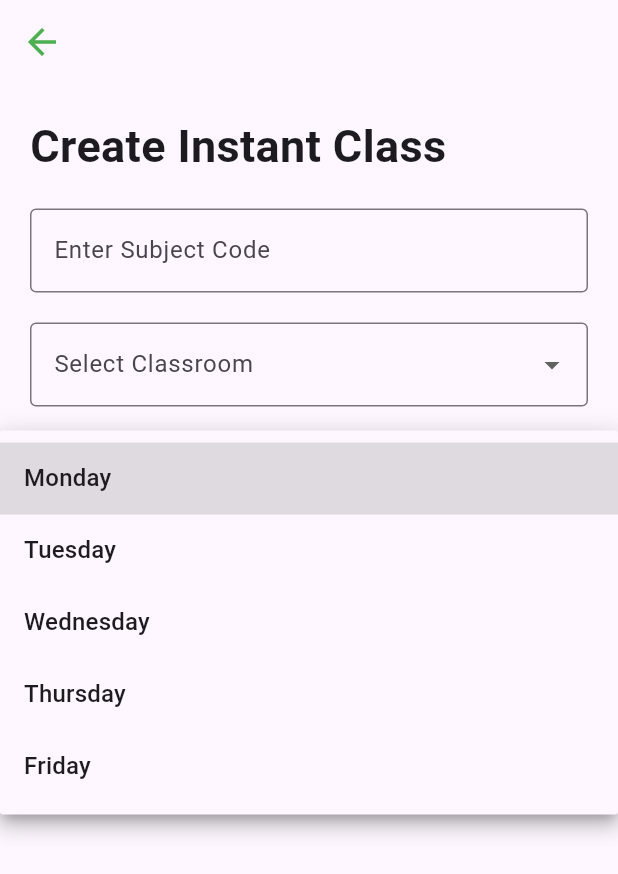
After one commit to HackSlashNITP/AMS, a Flutter app: the InstantClassCreation screen opened directly, after a tap on "Select Day", on a phone screen of 412 x 824 dp. The commit adds this screen. Shown: the top 874 px of the screen. Run offline on Flutter 3.47's test engine with Material 3 defaults, Android fonts, the phone set to English and light mode, and no system bars; our stand-ins replace google_fonts, google_nav_bar.

Commit message:
created instant_class.dart page

```diff
--- a/ams_flutter/lib/core/constants/app_string.dart
+++ b/ams_flutter/lib/core/constants/app_string.dart
@@ -26,3 +26,10 @@ const String EMAIL = "Email";
 const String PHONE = "Phone";
 const String ROLL = "Roll";
 const String ENROLLMENT = "Enrollment No";
+
+//for create_instant_class
+const String CREATE_INSTANT_CLASS = "Create Instant Class";
+const String ENTER_SUB_CODE = "Enter Subject Code";
+const String CLASSROOM = "Select Classroom";
+const String DAY = "Select Day";
+const String SELECT_TIME = "Select Time";
--- a/ams_flutter/lib/core/constants/dummy_models.dart
+++ b/ams_flutter/lib/core/constants/dummy_models.dart
@@ -7,4 +7,22 @@ class AppInfo {
     {'title': 'Designation', 'value': 'Teacher'},
     {'title': 'Social Media', 'value': 'https://www.instagram.com'},
   ];
+  static List<String> classrooms = [
+    'Classroom A',
+    'Classroom B',
+    'Classroom C'
+  ];
+  static List<String> days = [
+    'Monday',
+    'Tuesday',
+    'Wednesday',
+    'Thursday',
+    'Friday'
+  ];
+  static List<String> times = [
+    '8:00 AM - 9:00 AM',
+    '10:00 AM - 11:00 AM',
+    '1:00 PM - 2:00 PM',
+    '3:00 PM - 4:00 PM'
+  ];
 }
--- /dev/null
+++ b/ams_flutter/lib/features/onboarding/presentation/pages/instant_class.dart
@@ -0,0 +1,133 @@
+import 'package:ams_flutter/core/constants/app_colors.dart';
+import 'package:ams_flutter/core/constants/app_string.dart';
+import 'package:ams_flutter/core/constants/dummy_models.dart';
+import 'package:flutter/material.dart';
+
+class InstantClassCreation extends StatefulWidget {
+  @override
+  _InstantClassCreationState createState() => _InstantClassCreationState();
+}
+
+class _InstantClassCreationState extends State<InstantClassCreation> {
+  String? _selectedClassroom;
+  String? _selectedDay;
+  String? _selectedTime;
+
+  @override
+  Widget build(BuildContext context) {
+    return Scaffold(
+      appBar: AppBar(
+        leading: IconButton(
+          icon: Icon(
+            Icons.arrow_back,
+            size: 28,
+            color: AppColors.tabBackgroundColor,
+          ),
+          onPressed: () {},
+        ),
+      ),
+      body: SingleChildScrollView(
+        child: Padding(
+          padding: const EdgeInsets.all(20.0),
+          child: Column(
+            crossAxisAlignment: CrossAxisAlignment.start,
+            children: [
+              Text(
+                CREATE_INSTANT_CLASS,
+                style: TextStyle(
+                  fontSize: 30.0,
+                  fontWeight: FontWeight.bold,
+                ),
+              ),
+              SizedBox(height: 20.0),
+              TextField(
+                decoration: InputDecoration(
+                  labelText: ENTER_SUB_CODE,
+                  border: OutlineInputBorder(),
+                ),
+              ),
+              SizedBox(height: 20.0),
+              DropdownButtonFormField<String>(
+                value: _selectedClassroom,
+                items: AppInfo.classrooms.map((classroom) {
+                  return DropdownMenuItem<String>(
+                    value: classroom,
+                    child: Text(classroom),
+                  );
+                }).toList(),
+                onChanged: (newValue) {
+                  setState(() {
+                    _selectedClassroom = newValue!;
+                  });
+                },
+                decoration: InputDecoration(
+                  labelText: CLASSROOM,
+                  border: OutlineInputBorder(),
+                ),
+              ),
+              SizedBox(height: 20.0),
+              DropdownButtonFormField<String>(
+                value: _selectedDay,
+                items: AppInfo.days.map((day) {
+                  return DropdownMenuItem<String>(
+                    value: day,
+                    child: Text(day),
+                  );
+                }).toList(),
+                onChanged: (newValue) {
+                  setState(() {
+                    _selectedDay = newValue!;
+                  });
+                },
+                decoration: InputDecoration(
+                  labelText: DAY,
+                  border: OutlineInputBorder(),
+                ),
+              ),
+              SizedBox(height: 20.0),
+              DropdownButtonFormField<String>(
+                value: _selectedTime,
+                items: AppInfo.times.map((time) {
+                  return DropdownMenuItem<String>(
+                    value: time,
+                    child: Text(time),
+                  );
+                }).toList(),
+                onChanged: (newValue) {
+                  setState(() {
+                    _selectedTime = newValue!;
+                  });
+                },
+                decoration: InputDecoration(
+                  labelText: SELECT_TIME,
+                  border: OutlineInputBorder(),
+                ),
+              ),
+              SizedBox(height: 30.0),
+              Align(
+                alignment: Alignment.center,
+                child: SizedBox(
+                  width: double.infinity,
+                  child: TextButton(
+                      onPressed: () {
+                        // Add functionality for submit button
+                      },
+                      child: Text(
+                        SUBMIT_BUTTON,
+                        style: TextStyle(
+                          fontSize: 20,
+                          fontWeight: FontWeight.bold,
+                          color: AppColors.tabBackgroundColor,
+                        ),
+                      ),
+                      style: TextButton.styleFrom(
+                          backgroundColor: AppColors.black)),
+                ),
+              )
+            ],
+          ),
+        ),
+      ),
+    );
+  }
+}
```
